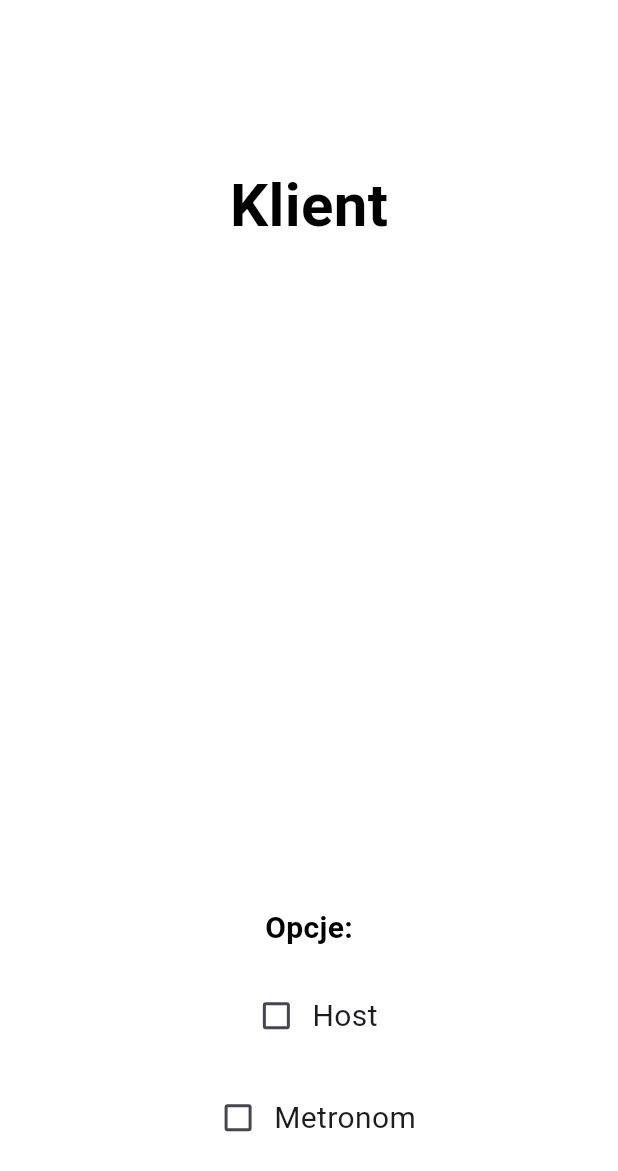
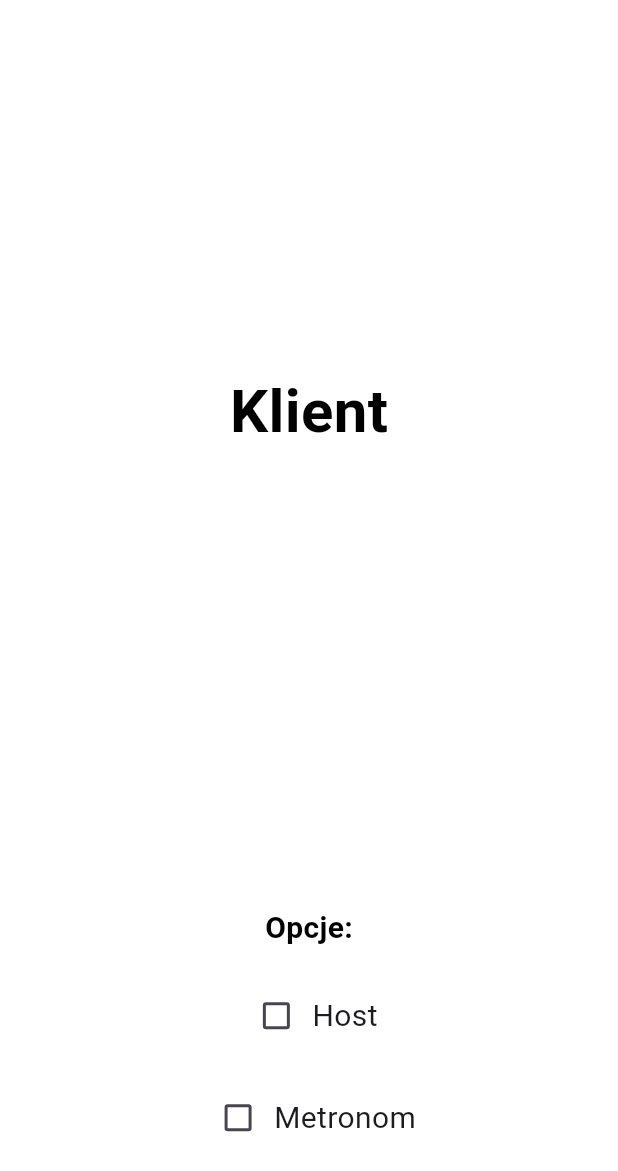
Before and after one commit to lukaszsiembida/wedband, a Flutter app: the screen it shows after launch, on a phone screen of 412 x 824 dp. Shown: the top 1171 px of the screen. Run offline on Flutter 3.47's test engine with Material 3 defaults, Android fonts, the phone set to English and light mode, and no system bars; drawn by our look-alikes of overlay_support; our stand-ins replace file_picker, permission_handler, shared_preferences, wakelock_plus; missing offline and left inert: alphabet_scroll_view, metronome, network_info_plus, syncfusion_flutter_pdfviewer.

Commit message:
metronom v3

```diff
--- a/lib/Home.dart
+++ b/lib/Home.dart
@@ -83,6 +83,7 @@ class _HomeState extends State<Home> {
   Expanded _prepareExpandSystemKlientSerwer() {
     if (_host) {
       return Expanded(
+        flex: 2,
         child: InkWell(
           onTap: () {
             WakelockPlus.enable();
@@ -103,6 +104,7 @@ class _HomeState extends State<Home> {
       );
     } else {
       return Expanded(
+        flex: 2,
         child: InkWell(
           onTap: () {
             WakelockPlus.enable();
@@ -130,15 +132,6 @@ class _HomeState extends State<Home> {
       body: Column(
         children: [
           _prepareExpandSystemKlientSerwer(),
-          Expanded(
-            child: Container(
-              color: Colors.white54,
-              child: const Center(
-                  child: Text(
-                    '',
-                  )),
-            ),
-          ),
           Expanded(
             child: Container(
                 color: Colors.white,
```
